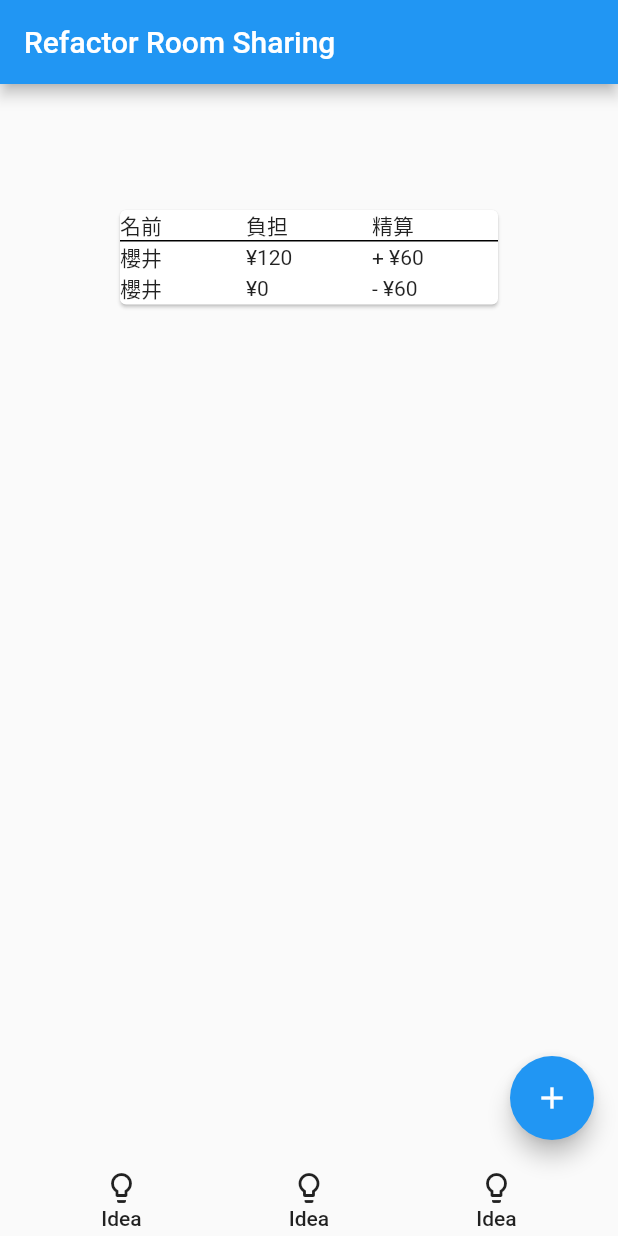
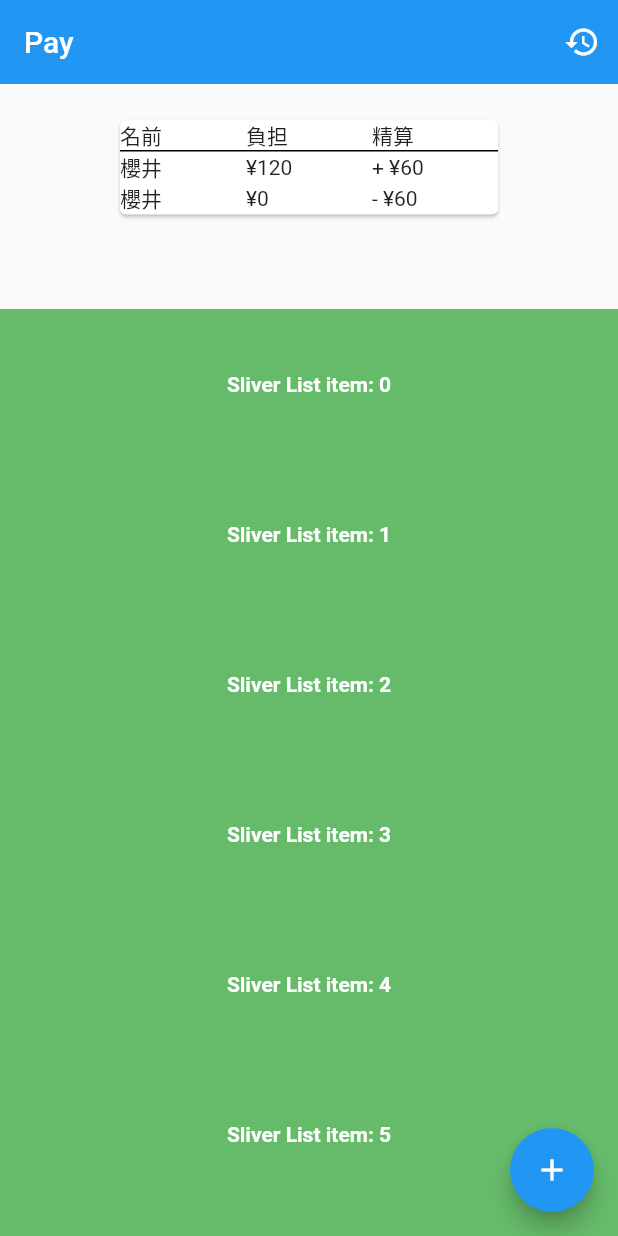
Before and after one commit to shibadog39/refactor-room-sharing-flutter, a Flutter app: the screen it shows after launch, on a phone screen of 412 x 824 dp. Run offline on Flutter 3.47's test engine with Material 2 defaults, Android fonts, the phone set to English and light mode, and no system bars.

Commit message:
CustomScrollViewを導入した https://api.flutter.dev/flutter/widgets/CustomScrollView-class.html
下記2つを利用して、精算結果テーブルと詳細を同じスクロールで管理できるようにした
SliverToBoxAdapter
https://api.flutter.dev/flutter/widgets/SliverToBoxAdapter-class.html

SliverList
https://api.flutter.dev/flutter/widgets/SliverList-class.html

```diff
--- a/lib/main.dart
+++ b/lib/main.dart
@@ -6,44 +6,6 @@ class MyApp extends StatelessWidget {
   // This widget is the root of your application.
   @override
   Widget build(BuildContext context) {
-    final bottomButtons = new Container(
-      child: Row(
-        mainAxisAlignment: MainAxisAlignment.spaceEvenly,
-        children: <Widget>[
-          FlatButton(
-            onPressed: () {},
-            child: Column(
-              mainAxisSize: MainAxisSize.min,
-              children: <Widget>[
-                new Icon(Icons.lightbulb_outline),
-                new Text('Idea'),
-              ],
-            ),
-          ),
-          FlatButton(
-            onPressed: () {},
-            child: Column(
-              mainAxisSize: MainAxisSize.min,
-              children: <Widget>[
-                new Icon(Icons.lightbulb_outline),
-                new Text('Idea'),
-              ],
-            ),
-          ),
-          FlatButton(
-            onPressed: () {},
-            child: Column(
-              mainAxisSize: MainAxisSize.min,
-              children: <Widget>[
-                new Icon(Icons.lightbulb_outline),
-                new Text('Idea'),
-              ],
-            ),
-          ),
-        ],
-      ),
-    );
-
     final results = Container(
         padding: EdgeInsets.all(20),
         child: Card(
@@ -74,18 +36,9 @@ class MyApp extends StatelessWidget {
           ),
         ));
 
-    return MaterialApp(
-      title: 'Flutter Demo',
-      theme: ThemeData(
-        primarySwatch: Colors.blue,
-      ),
-      home: Scaffold(
-        appBar: AppBar(
-          title: Text('Refactor Room Sharing'),
-        ),
-        body: Center(
+    final resultTable = Center(
         child: Container(
-          height: 600,
+      height: 150,
       child: Row(
         crossAxisAlignment: CrossAxisAlignment.start,
         mainAxisAlignment: MainAxisAlignment.center,
@@ -100,13 +53,61 @@ class MyApp extends StatelessWidget {
           ),
         ],
       ),
-        )),
+    ));
+
+    Widget listItem(Color color, String title) => Container(
+      height: 100.0,
+      color: color,
+      child: Center(
+        child: Text(
+          "$title",
+          textAlign: TextAlign.center,
+          style: TextStyle(
+              color: Colors.white,
+              fontSize: 14.0,
+              fontWeight: FontWeight.bold),
+        ),
+      ),
+    );
+
+    return MaterialApp(
+      title: 'Flutter Demo',
+      theme: ThemeData(
+        primarySwatch: Colors.blue,
+      ),
+      home: Scaffold(
+        body: CustomScrollView(slivers: [
+          _MyAppBar(),
+          SliverToBoxAdapter(child: resultTable),
+          SliverList(
+              delegate: SliverChildBuilderDelegate(
+                  (context, index) {
+                    return listItem(Colors.green[400], "Sliver List item: $index");
+                  },
+                  childCount: 20),
+              ),
+        ]),
         floatingActionButton: FloatingActionButton(
           tooltip: 'Increment',
           child: Icon(Icons.add),
         ),
-        bottomNavigationBar: bottomButtons,
       ),
     );
   }
 }
+
+class _MyAppBar extends StatelessWidget {
+  @override
+  Widget build(BuildContext context) {
+    return SliverAppBar(
+      title: Text('Pay'),
+      floating: true,
+      actions: [
+        IconButton(
+          icon: Icon(Icons.history),
+          onPressed: () => null,
+        ),
+      ],
+    );
+  }
+}
```
Lines whose indentation alone changed are shown as unchanged.
